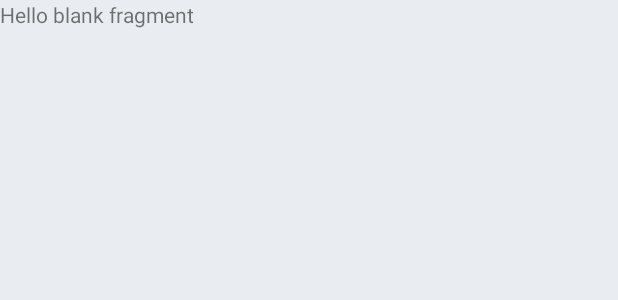
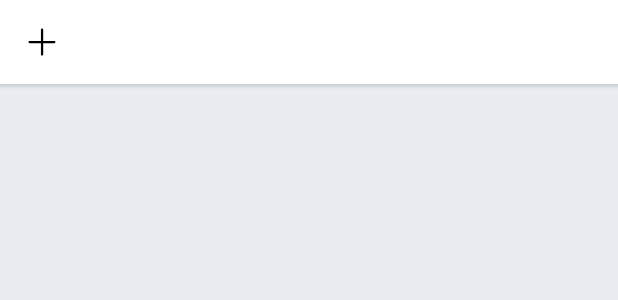
Before and after one commit to mingyong/Sicilly, an Android app: the layout fragment_index.xml on its own in the app's theme, with its tools: preview values and no code run, on a phone screen of 412 x 824 dp. Shown: the top 300 px of the screen. Run offline under Robolectric (Android 15) with nearby library versions, the phone set to English and light mode, and no system bars.

Commit message:
修改indexFragment

```diff
--- a/app/src/main/res/layout/fragment_index.xml
+++ b/app/src/main/res/layout/fragment_index.xml
@@ -1,13 +1,48 @@
-<FrameLayout xmlns:android="http://schemas.android.com/apk/res/android"
+<RelativeLayout xmlns:android="http://schemas.android.com/apk/res/android"
     xmlns:tools="http://schemas.android.com/tools"
     android:layout_width="match_parent"
     android:layout_height="match_parent"
+    xmlns:app="http://schemas.android.com/apk/res-auto"
     tools:context="xyz.shaohui.sicilly.views.fragments.IndexFragment">
 
-    <!-- TODO: Update blank fragment layout -->
-    <TextView
+    <FrameLayout
+        android:id="@+id/main_frame"
         android:layout_width="match_parent"
         android:layout_height="match_parent"
-        android:text="@string/hello_blank_fragment" />
+        android:layout_marginTop="?attr/actionBarSize"/>
 
-</FrameLayout>
+    <LinearLayout
+        android:layout_width="match_parent"
+        android:layout_height="wrap_content"
+        android:orientation="vertical">
+        <RelativeLayout
+            android:layout_width="match_parent"
+            android:layout_height="?attr/actionBarSize"
+            android:gravity="center_vertical"
+            android:background="@color/white">
+            <ImageButton
+                android:id="@+id/btn_add"
+                android:layout_width="wrap_content"
+                android:layout_height="wrap_content"
+                android:layout_marginLeft="@dimen/spacing_normal"
+                app:srcCompat="@drawable/ic_add"
+                android:background="@null" />
+            <ImageView
+                android:id="@+id/img_icon"
+                android:layout_width="wrap_content"
+                android:layout_height="wrap_content"
+                android:layout_centerHorizontal="true"/>
+            <ImageButton
+                android:id="@+id/btn_search"
+                android:layout_width="wrap_content"
+                android:layout_height="wrap_content"
+                android:layout_alignParentRight="true"
+                android:layout_marginRight="@dimen/spacing_normal"
+                android:background="@null"/>
+        </RelativeLayout>
+        <View
+            android:layout_width="match_parent"
+            android:layout_height="3dp"
+            android:background="@drawable/drawable_shadow_top"/>
+    </LinearLayout>
+</RelativeLayout>
```
Also changed, not shown: app/src/main/java/xyz/shaohui/sicilly/views/activities/IndexActivity.java (+4 -3 lines), app/src/main/java/xyz/shaohui/sicilly/views/fragments/IndexFragment.java (+25 -1 lines), app/src/main/java/xyz/shaohui/sicilly/views/fragments/TimelineFragment.java (+0 -16 lines), app/src/main/res/layout/activity_index.xml (+10 -1 lines), app/src/main/res/layout/fragment_timeline.xml (+0 -35 lines), 1 other file.
